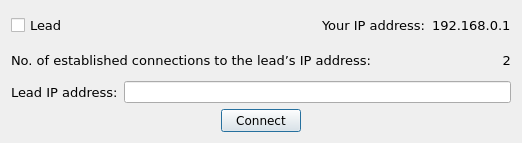
Above: ui/team_config.ui from CS4311-spring-2020/pick-tool-team14-keikaku before the change. Below: the same form after it.
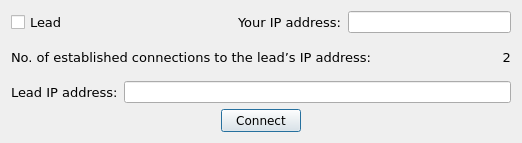
That is the form after the change.

Commit message: Moved Team, Event, and Export to the menu bar. Added settings for tab index, hostname, and host IP. Added ability to change host IP interface, linked host IP to settings, and added context awareness.

```diff
--- a/ui/team_config.ui
+++ b/ui/team_config.ui
@@ -11,15 +11,15 @@
    </rect>
   </property>
   <property name="sizePolicy">
-   <sizepolicy hsizetype="Fixed" vsizetype="Fixed">
+   <sizepolicy hsizetype="Preferred" vsizetype="Preferred">
     <horstretch>0</horstretch>
     <verstretch>0</verstretch>
    </sizepolicy>
   </property>
   <property name="minimumSize">
    <size>
-    <width>522</width>
-    <height>143</height>
+    <width>0</width>
+    <height>0</height>
    </size>
   </property>
   <property name="maximumSize">
@@ -77,15 +77,14 @@
       </widget>
      </item>
      <item>
-      <widget class="QLabel" name="yourIPNumberLabel">
+      <widget class="QLineEdit" name="yourIPText">
        <property name="font">
         <font>
-         <family>Verdana</family>
-         <pointsize>10</pointsize>
+         <family>Arial</family>
         </font>
        </property>
        <property name="text">
-        <string>192.168.0.1</string>
+        <string/>
        </property>
       </widget>
      </item>
@@ -95,6 +94,9 @@
     <layout class="QHBoxLayout" name="middleHL">
      <item>
       <widget class="QLabel" name="establishedConnectionsLabel">
+       <property name="enabled">
+        <bool>true</bool>
+       </property>
        <property name="sizePolicy">
         <sizepolicy hsizetype="Minimum" vsizetype="Preferred">
          <horstretch>0</horstretch>
```
Left out of the diff: 9 changed lines with no effect on the pictures. The commit also changes 4 other files.
